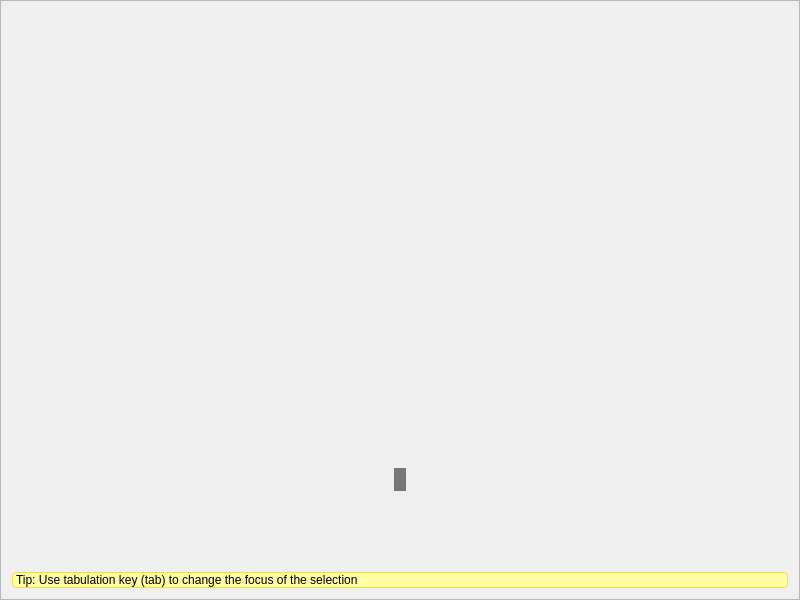
This is client/base/interface/BaseWindow.ui in alphaonex86/CatchChallenger as Qt 5 draws it before an edit. The edited form follows.
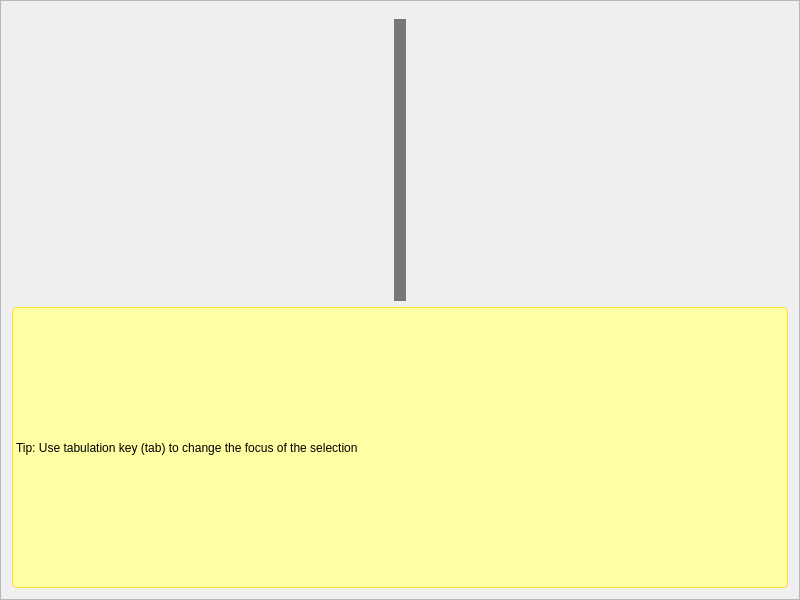
This is the edited form. Icons and pictures are not drawn.

```diff
--- a/client/base/interface/BaseWindow.ui
+++ b/client/base/interface/BaseWindow.ui
@@ -107,12 +107,6 @@
               <property name="orientation">
                <enum>Qt::Vertical</enum>
               </property>
-              <property name="sizeHint" stdset="0">
-               <size>
-                <width>779</width>
-                <height>456</height>
-               </size>
-              </property>
              </spacer>
             </item>
             <item>
@@ -161,19 +155,6 @@
               </item>
              </layout>
             </item>
-            <item>
-             <spacer name="verticalSpacer_35">
-              <property name="orientation">
-               <enum>Qt::Vertical</enum>
-              </property>
-              <property name="sizeHint" stdset="0">
-               <size>
-                <width>20</width>
-                <height>28</height>
-               </size>
-              </property>
-             </spacer>
-            </item>
             <item>
              <widget class="QLabel" name="loadingTip">
               <property name="styleSheet">
```
Left out of the diff: 10 changed lines with no effect on the pictures.
